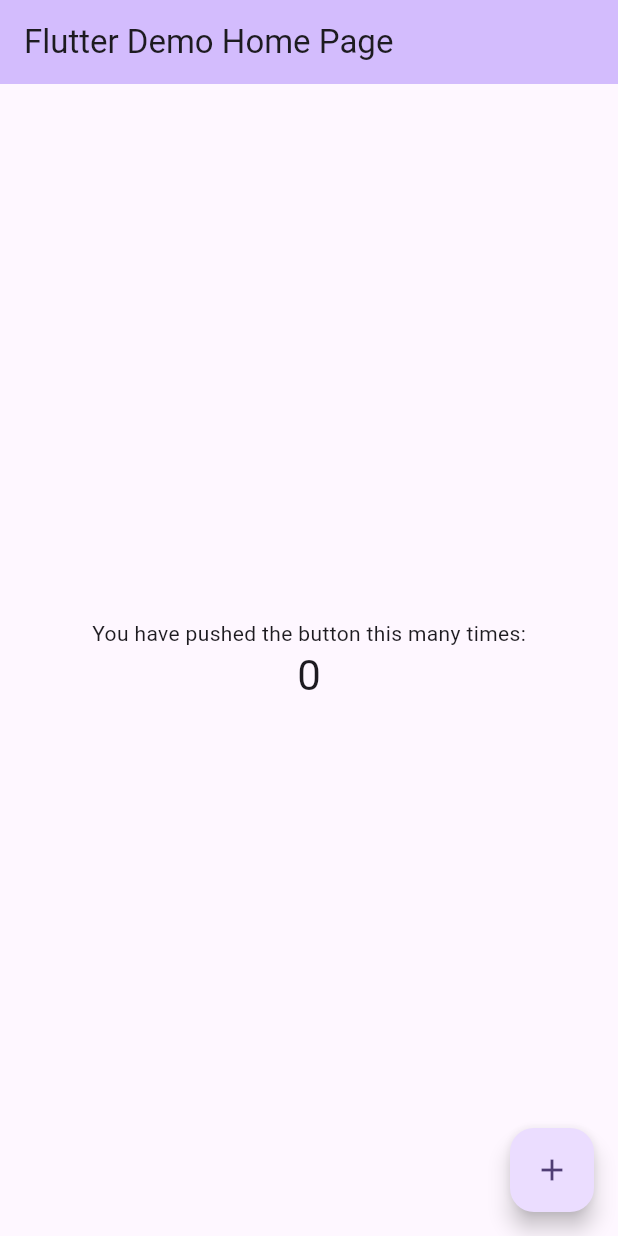
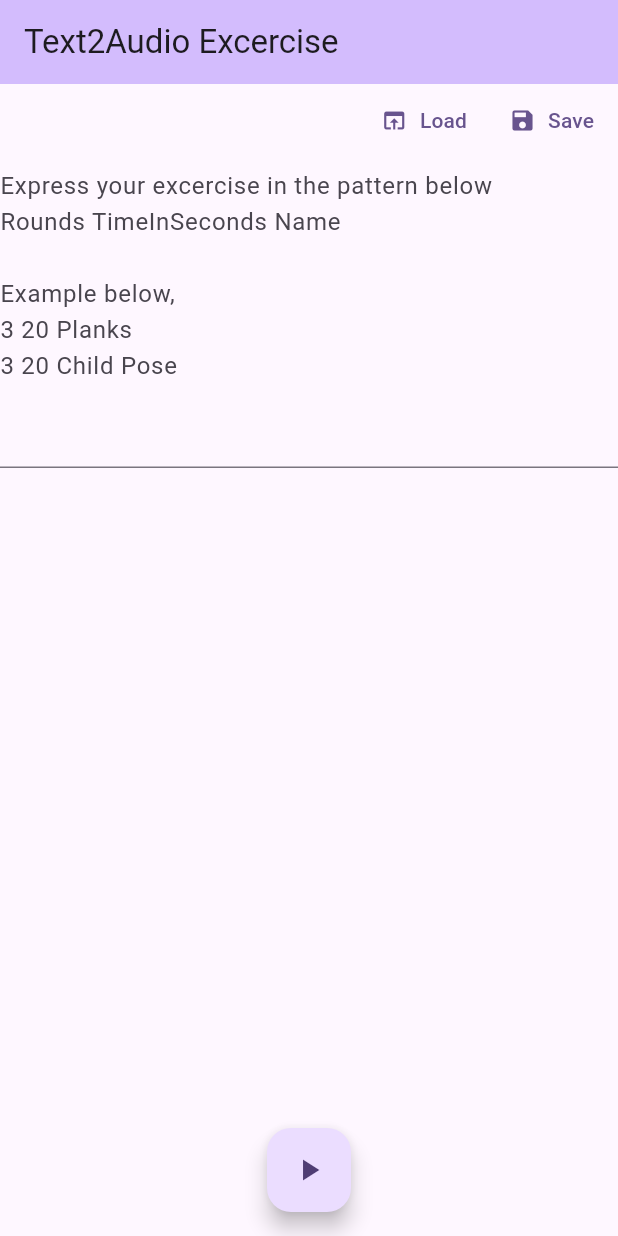
Before and after one commit to mohansella/text-2-audio-excercise, a Flutter app: the screen it shows after launch, on a phone screen of 412 x 824 dp. Run offline on Flutter 3.47's test engine with Material 3 defaults, Android fonts, the phone set to English and light mode, and no system bars; our stand-ins replace shared_preferences.

Commit message:
data store for text, load into new play page

```diff
--- a/lib/main.dart
+++ b/lib/main.dart
@@ -1,125 +1,23 @@
 import 'package:flutter/material.dart';
+import 'pages/home.dart';
 
-void main() {
+
+Future<void> main() async {
   runApp(const MyApp());
 }
 
 class MyApp extends StatelessWidget {
   const MyApp({super.key});
 
-  // This widget is the root of your application.
   @override
   Widget build(BuildContext context) {
     return MaterialApp(
-      title: 'Flutter Demo',
+      title: 'Text2Audio Excercise',
       theme: ThemeData(
-        // This is the theme of your application.
-        //
-        // TRY THIS: Try running your application with "flutter run". You'll see
-        // the application has a purple toolbar. Then, without quitting the app,
-        // try changing the seedColor in the colorScheme below to Colors.green
-        // and then invoke "hot reload" (save your changes or press the "hot
-        // reload" button in a Flutter-supported IDE, or press "r" if you used
-        // the command line to start the app).
-        //
-        // Notice that the counter didn't reset back to zero; the application
-        // state is not lost during the reload. To reset the state, use hot
-        // restart instead.
-        //
-        // This works for code too, not just values: Most code changes can be
-        // tested with just a hot reload.
         colorScheme: ColorScheme.fromSeed(seedColor: Colors.deepPurple),
         useMaterial3: true,
       ),
-      home: const MyHomePage(title: 'Flutter Demo Home Page'),
+      home: const HomePage(),
     );
   }
 }
-
-class MyHomePage extends StatefulWidget {
-  const MyHomePage({super.key, required this.title});
-
-  // This widget is the home page of your application. It is stateful, meaning
-  // that it has a State object (defined below) that contains fields that affect
-  // how it looks.
-
-  // This class is the configuration for the state. It holds the values (in this
-  // case the title) provided by the parent (in this case the App widget) and
-  // used by the build method of the State. Fields in a Widget subclass are
-  // always marked "final".
-
-  final String title;
-
-  @override
-  State<MyHomePage> createState() => _MyHomePageState();
-}
-
-class _MyHomePageState extends State<MyHomePage> {
-  int _counter = 0;
-
-  void _incrementCounter() {
-    setState(() {
-      // This call to setState tells the Flutter framework that something has
-      // changed in this State, which causes it to rerun the build method below
-      // so that the display can reflect the updated values. If we changed
-      // _counter without calling setState(), then the build method would not be
-      // called again, and so nothing would appear to happen.
-      _counter++;
-    });
-  }
-
-  @override
-  Widget build(BuildContext context) {
-    // This method is rerun every time setState is called, for instance as done
-    // by the _incrementCounter method above.
-    //
-    // The Flutter framework has been optimized to make rerunning build methods
-    // fast, so that you can just rebuild anything that needs updating rather
-    // than having to individually change instances of widgets.
-    return Scaffold(
-      appBar: AppBar(
-        // TRY THIS: Try changing the color here to a specific color (to
-        // Colors.amber, perhaps?) and trigger a hot reload to see the AppBar
-        // change color while the other colors stay the same.
-        backgroundColor: Theme.of(context).colorScheme.inversePrimary,
-        // Here we take the value from the MyHomePage object that was created by
-        // the App.build method, and use it to set our appbar title.
-        title: Text(widget.title),
-      ),
-      body: Center(
-        // Center is a layout widget. It takes a single child and positions it
-        // in the middle of the parent.
-        child: Column(
-          // Column is also a layout widget. It takes a list of children and
-          // arranges them vertically. By default, it sizes itself to fit its
-          // children horizontally, and tries to be as tall as its parent.
-          //
-          // Column has various properties to control how it sizes itself and
-          // how it positions its children. Here we use mainAxisAlignment to
-          // center the children vertically; the main axis here is the vertical
-          // axis because Columns are vertical (the cross axis would be
-          // horizontal).
-          //
-          // TRY THIS: Invoke "debug painting" (choose the "Toggle Debug Paint"
-          // action in the IDE, or press "p" in the console), to see the
-          // wireframe for each widget.
-          mainAxisAlignment: MainAxisAlignment.center,
-          children: <Widget>[
-            const Text(
-              'You have pushed the button this many times:',
-            ),
-            Text(
-              '$_counter',
-              style: Theme.of(context).textTheme.headlineMedium,
-            ),
-          ],
-        ),
-      ),
-      floatingActionButton: FloatingActionButton(
-        onPressed: _incrementCounter,
-        tooltip: 'Increment',
-        child: const Icon(Icons.add),
-      ), // This trailing comma makes auto-formatting nicer for build methods.
-    );
-  }
-}
--- /dev/null
+++ b/lib/pages/home.dart
@@ -0,0 +1,86 @@
+
+import 'package:flutter/material.dart';
+import 'package:shared_preferences/shared_preferences.dart';
+import 'package:text_2_audio_excercise/pages/play.dart';
+
+class HomePage extends StatefulWidget {
+  const HomePage({super.key});
+
+  final String title = 'Text2Audio Excercise';
+
+  @override
+  State<HomePage> createState() => _HomePageState();
+}
+
+class _HomePageState extends State<HomePage> {
+  var textController = TextEditingController();
+  final String storeKey = "text";
+
+  @override
+  void initState() {
+    super.initState();
+    _load();
+  }
+
+  Future<void> _load() async{
+    SharedPreferences prefs = await SharedPreferences.getInstance();
+    var text = prefs.getString(storeKey);
+    debugPrint('text is $text ');
+    if (text != null) {
+      textController.text = text;
+    }
+  }
+
+  Future<void> _save() async{
+    SharedPreferences prefs = await SharedPreferences.getInstance();
+    debugPrint("saving text ${textController.text} ");
+    prefs.setString(storeKey, textController.text);
+  }
+
+  @override
+  Widget build(BuildContext context) {
+    return Scaffold(
+      appBar: AppBar(
+        backgroundColor: Theme.of(context).colorScheme.inversePrimary,
+        title: Text(widget.title, textAlign: TextAlign.center),
+      ),
+      body: Column(
+        children: [
+          Row(
+            mainAxisAlignment: MainAxisAlignment.end,
+            children: [
+              TextButton.icon(
+                label: const Text("Load"),
+                icon: const Icon(Icons.open_in_browser),
+                onPressed: _load,
+              ),
+              TextButton.icon(
+                label: const Text("Save"),
+                icon: const Icon(Icons.save),
+                onPressed: _save,
+              ),
+            ],
+          ),
+          TextField(
+            controller: textController,
+            maxLines: null,
+            minLines: 8,
+            keyboardType: TextInputType.multiline,
+            decoration: const InputDecoration(
+                hintText:
+                    "Express your excercise in the pattern below\nRounds TimeInSeconds Name\n\nExample below,\n3 20 Planks\n3 20 Child Pose"),
+          ),
+        ],
+      ),
+      floatingActionButton: FloatingActionButton(
+        onPressed: () {
+          var text = textController.text;
+          Navigator.push(context, MaterialPageRoute(builder: (context) => PlayPage(text: text)));
+        },
+        tooltip: "Play",
+        child: const Icon(Icons.play_arrow),
+      ),
+      floatingActionButtonLocation: FloatingActionButtonLocation.centerFloat,
+    );
+  }
+}
--- a/pubspec.yaml
+++ b/pubspec.yaml
@@ -35,6 +35,7 @@ dependencies:
   # The following adds the Cupertino Icons font to your application.
   # Use with the CupertinoIcons class for iOS style icons.
   cupertino_icons: ^1.0.8
+  shared_preferences: ^2.3.1
 
 dev_dependencies:
   flutter_test:
```
Also changed, not shown: lib/pages/play.dart (added, +27 -0 lines), pubspec.lock, 1 other file.
